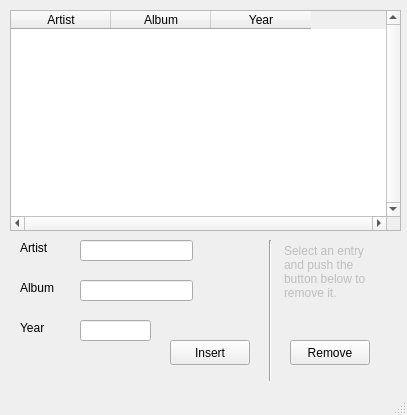
Qt form src/main_window.ui (edthomas/poo3.mvc.python) before a commit.
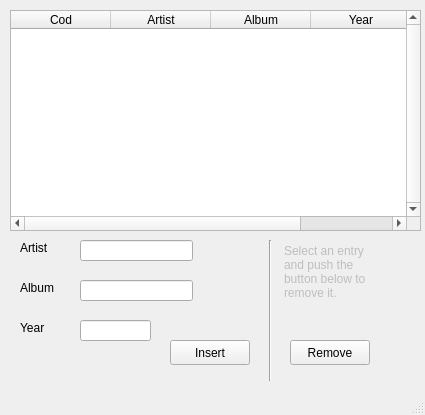
The same form after that commit.

```diff
--- a/src/main_window.ui
+++ b/src/main_window.ui
@@ -6,7 +6,7 @@
    <rect>
     <x>0</x>
     <y>0</y>
-    <width>407</width>
+    <width>425</width>
     <height>415</height>
    </rect>
   </property>
@@ -104,7 +104,7 @@
      <rect>
       <x>10</x>
       <y>10</y>
-      <width>391</width>
+      <width>411</width>
       <height>221</height>
      </rect>
     </property>
@@ -156,6 +156,11 @@
     <attribute name="verticalHeaderStretchLastSection">
      <bool>true</bool>
     </attribute>
+    <column>
+     <property name="text">
+      <string>Cod</string>
+     </property>
+    </column>
     <column>
      <property name="text">
       <string notr="true">Artist</string>
```
Left out of the diff: 2 changed lines with no effect on the pictures.
